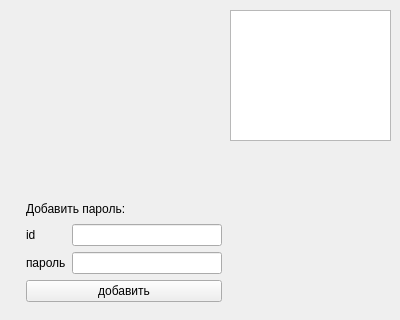
Qt form form.ui (Michaelo0/Home_task) before a commit.
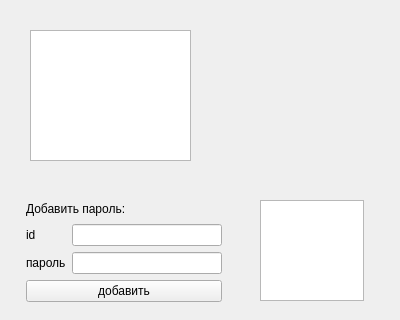
The same form after that commit.

Patch:
```diff
--- a/form.ui
+++ b/form.ui
@@ -16,14 +16,14 @@
   <widget class="QListWidget" name="listWidget">
    <property name="geometry">
     <rect>
-     <x>230</x>
-     <y>10</y>
+     <x>30</x>
+     <y>30</y>
      <width>161</width>
      <height>131</height>
     </rect>
    </property>
   </widget>
-  <widget class="QWidget" name="">
+  <widget class="QWidget" name="layoutWidget">
    <property name="geometry">
     <rect>
      <x>26</x>
@@ -85,6 +85,16 @@
     </item>
    </layout>
   </widget>
+  <widget class="QTextEdit" name="textEdit">
+   <property name="geometry">
+    <rect>
+     <x>260</x>
+     <y>200</y>
+     <width>104</width>
+     <height>101</height>
+    </rect>
+   </property>
+  </widget>
  </widget>
  <resources/>
  <connections/>
```
